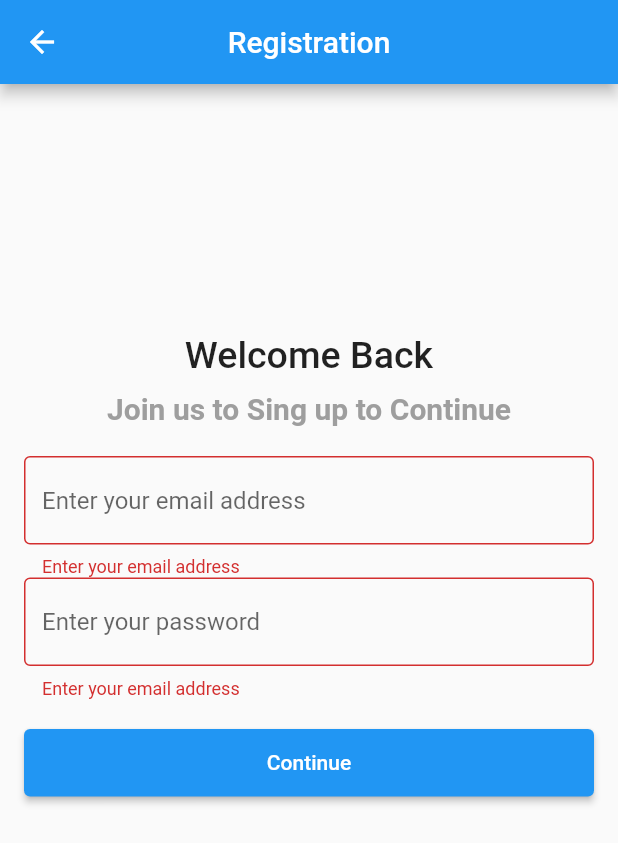
After one commit to moniruzzaman76/simple-football-live-score-app-, a Flutter app: the RegistrationScreen screen opened directly, after a tap on "Continue", on a phone screen of 412 x 824 dp. The commit adds this screen. Shown: the top 843 px of the screen. Run offline on Flutter 3.47's test engine with Material 2 defaults, Android fonts, the phone set to English and light mode, and no system bars; our stand-ins replace cloud_firestore, firebase_auth, firebase_core; accounts and stored records are empty.

Commit message:
football live score app

```diff
--- /dev/null
+++ b/lib/firebase_auth/registration_screen.dart
@@ -0,0 +1,130 @@
+import 'package:firebase_auth/firebase_auth.dart';
+import 'package:flutter/material.dart';
+import 'login_screen.dart';
+
+
+class RegistrationScreen extends StatefulWidget {
+  const RegistrationScreen({Key? key}) : super(key: key);
+
+  @override
+  State<RegistrationScreen> createState() => _RegistrationScreenState();
+}
+
+class _RegistrationScreenState extends State<RegistrationScreen> {
+
+  TextEditingController emailEditingController = TextEditingController();
+  TextEditingController passwordEditingController = TextEditingController();
+  final GlobalKey<FormState> _formKey = GlobalKey<FormState>();
+  bool inProgress = false;
+
+  void login(){
+    FirebaseAuth.instance.createUserWithEmailAndPassword(
+        email: emailEditingController.text,
+        password: passwordEditingController.text,
+    ).then((value){
+
+      Navigator.push(context, MaterialPageRoute(
+          builder: (context)=>const LoginScreen()
+      ));
+
+      ScaffoldMessenger.of(context).showSnackBar(
+          const SnackBar(
+            backgroundColor: Colors.green,
+              content: Text("Successfully Registration"),
+            duration: Duration(seconds: 1),
+          ));
+
+    }).onError((error, stackTrace){
+      ScaffoldMessenger.of(context).showSnackBar(
+          const SnackBar(
+            backgroundColor: Colors.red,
+              content: Text("Registration Failed"),
+            duration: Duration(seconds: 1),
+          ));
+    });
+  }
+
+  @override
+  Widget build(BuildContext context) {
+    return Scaffold(
+      appBar: AppBar(
+        centerTitle: true,
+        title: const Text("Registration"),
+      ),
+      body: SafeArea(
+        child: SingleChildScrollView(
+          child: Padding(
+            padding: const EdgeInsets.all(16.0),
+            child: Form(
+              key: _formKey,
+              child: Column(
+                mainAxisAlignment: MainAxisAlignment.center,
+                children: [
+                  const SizedBox(height: 150,),
+                  Text("Welcome Back",style: Theme.of(context).textTheme.titleLarge?.copyWith(
+                    fontSize: 25,)
+                  ),
+                  const SizedBox(height: 10,),
+                  Text("Join us to Sing up to Continue",
+                      style: Theme.of(context).textTheme.titleLarge?.copyWith(
+                          fontSize: 20,
+                          color: Colors.grey,
+                        fontWeight: FontWeight.bold,
+                      )),
+                  const SizedBox(height: 20,),
+
+                 TextFormField(
+                   validator: (value){
+                     if(value == null || value.isEmpty){
+                       return "Enter your email address";
+                     }
+                     return null;
+                   },
+                   controller: emailEditingController,
+                   decoration: const InputDecoration(
+                     hintText: "Enter your email address",
+                     border: OutlineInputBorder(),
+                   ),
+                 ),
+
+                  TextFormField(
+                    validator: (value){
+                      if(value == null || value.isEmpty){
+                        return "Enter your email address";
+                      }
+                      return null;
+                    },
+                    controller: passwordEditingController,
+                    decoration: const InputDecoration(
+                      hintText: "Enter your password",
+                      border: OutlineInputBorder(),
+                    ),
+                  ),
+                  const SizedBox(height: 20,),
+                  SizedBox(
+                    height: 45,
+                    width: double.infinity,
+                    child: Visibility(
+                      visible: !inProgress,
+                      replacement: const Center(child: CircularProgressIndicator(),),
+                      child: ElevatedButton(
+                          onPressed: ()async{
+                        if(_formKey.currentState!.validate()){
+                          login();
+                          setState(() {});
+                        }
+                      }, child: const Text(
+                        "Continue"
+                      )),
+                    ),
+                  )
+
+                ],
+              ),
+            ),
+          ),
+        ),
+      ),
+    );
+  }
+}
--- a/lib/main.dart
+++ b/lib/main.dart
@@ -1,7 +1,7 @@
+import 'package:firebase_app/match_list.dart';
 import 'package:firebase_core/firebase_core.dart';
 import 'package:flutter/material.dart';
 import 'firebase_options.dart';
-import 'match_list.dart';
 
 Future<void> main()async {
   WidgetsFlutterBinding.ensureInitialized();
--- a/lib/match_list.dart
+++ b/lib/match_list.dart
@@ -4,13 +4,12 @@ import 'match_number_one.dart';
 
 class HomeScreen extends StatelessWidget {
   const HomeScreen({super.key});
-
   @override
   Widget build(BuildContext context) {
     return Scaffold(
       appBar: AppBar(
         centerTitle: true,
-        backgroundColor: Colors.amber,
+        backgroundColor: Colors.blueGrey,
         title: const Text('Match List',style: TextStyle(
           color: Colors.white,
           fontSize: 25
@@ -26,7 +25,7 @@ class HomeScreen extends StatelessWidget {
               trailing: IconButton(
                 onPressed: () {
                   Navigator.push(context, MaterialPageRoute(builder: (context) {
-                    return const ArgentinaVsAfrica();
+                    return   const ArgentinaVsAfrica();
                   }));
                 },
                 icon: const Icon(Icons.arrow_forward),
--- a/lib/match_number_one.dart
+++ b/lib/match_number_one.dart
@@ -6,10 +6,11 @@ class ArgentinaVsAfrica extends StatelessWidget {
 
   @override
   Widget build(BuildContext context) {
+
     return Scaffold(
       appBar: AppBar(
         centerTitle: true,
-        title:  const Row(
+        title:   const Row(
           children: [
             Text("Argentina",
               style: TextStyle(
--- a/pubspec.yaml
+++ b/pubspec.yaml
@@ -38,6 +38,7 @@ dependencies:
   firebase_core: ^2.15.1
   firebase_messaging: ^14.6.6
   cloud_firestore: ^4.8.5
+  firebase_auth: ^4.10.0
 
 dev_dependencies:
   flutter_test:
```
Also changed, not shown: lib/firebase_auth/login_screen.dart (added, +121 -0 lines), pubspec.lock, 3 other files.
